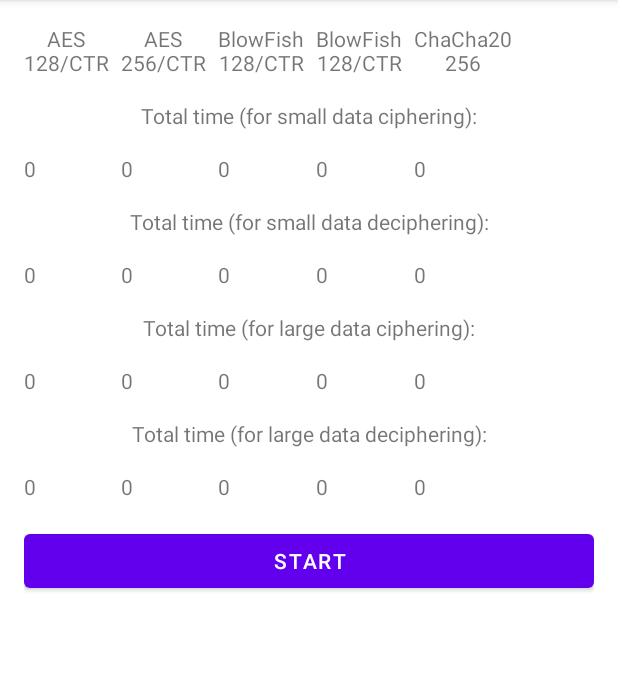
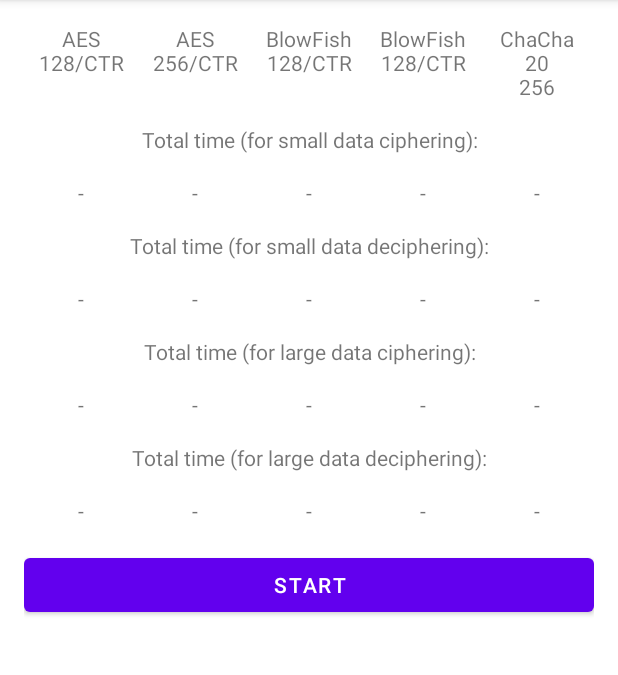
Before and after one commit to marshalmops/CiphersTestingApp, an Android app: the screen it shows after launch (MainActivity), on a phone screen of 412 x 824 dp, the part 84-759 px from its top. Run offline under Robolectric (Android 15) with nearby library versions, the phone set to English and light mode, and no system bars; our stand-ins replace EventBus.

Commit message:
Layout fixed.

```diff
--- a/app/src/main/res/layout/activity_main.xml
+++ b/app/src/main/res/layout/activity_main.xml
@@ -1,298 +1,299 @@
 <?xml version="1.0" encoding="utf-8"?>
-<androidx.constraintlayout.widget.ConstraintLayout
+<GridLayout
     xmlns:android="http://schemas.android.com/apk/res/android"
     xmlns:app="http://schemas.android.com/apk/res-auto"
     android:layout_width="match_parent"
     android:layout_height="match_parent"
+    android:columnCount="5"
+    android:rowCount="11"
     android:padding="16dp">
 
     <TextView
         android:id="@+id/aes_128_caption"
-        android:layout_width="wrap_content"
+        android:layout_width="0dp"
+        android:layout_columnWeight="1"
         android:layout_height="wrap_content"
+        android:layout_marginLeft="@dimen/column_margin"
+        android:layout_marginRight="@dimen/column_margin"
         android:text="@string/aes_128_cipher_caption"
-        android:gravity="center"
-        app:layout_constraintTop_toTopOf="parent"
-        app:layout_constraintLeft_toLeftOf="parent"/>
+        android:gravity="center"/>
 
     <TextView
         android:id="@+id/aes_256_caption"
-        android:layout_width="wrap_content"
+        android:layout_width="0dp"
+        android:layout_columnWeight="1"
         android:layout_height="wrap_content"
-        android:layout_marginLeft="8dp"
+        android:layout_marginLeft="@dimen/column_margin"
+        android:layout_marginRight="@dimen/column_margin"
         android:text="@string/aes_256_cipher_caption"
-        android:gravity="center"
-        app:layout_constraintTop_toTopOf="parent"
-        app:layout_constraintLeft_toRightOf="@id/aes_128_caption"/>
+        android:gravity="center"/>
 
     <TextView
         android:id="@+id/blowfish_128_caption"
-        android:layout_width="wrap_content"
+        android:layout_width="0dp"
+        android:layout_columnWeight="1"
         android:layout_height="wrap_content"
-        android:layout_marginLeft="8dp"
+        android:layout_marginLeft="@dimen/column_margin"
+        android:layout_marginRight="@dimen/column_margin"
         android:text="@string/blowfish_128_cipher_caption"
-        android:gravity="center"
-        app:layout_constraintTop_toTopOf="parent"
-        app:layout_constraintLeft_toRightOf="@id/aes_256_caption"/>
+        android:gravity="center"/>
 
     <TextView
         android:id="@+id/blowfish_256_caption"
-        android:layout_width="wrap_content"
+        android:layout_width="0dp"
+        android:layout_columnWeight="1"
         android:layout_height="wrap_content"
-        android:layout_marginLeft="8dp"
+        android:layout_marginLeft="@dimen/column_margin"
+        android:layout_marginRight="@dimen/column_margin"
         android:text="@string/blowfish_128_cipher_caption"
-        android:gravity="center"
-        app:layout_constraintTop_toTopOf="parent"
-        app:layout_constraintLeft_toRightOf="@id/blowfish_128_caption"/>
+        android:gravity="center"/>
 
     <TextView
         android:id="@+id/chacha20_caption"
-        android:layout_width="wrap_content"
+        android:layout_width="0dp"
+        android:layout_columnWeight="1"
         android:layout_height="wrap_content"
-        android:layout_marginLeft="8dp"
+        android:layout_marginLeft="@dimen/column_margin"
+        android:layout_marginRight="@dimen/column_margin"
         android:text="@string/chacha20_cipher_caption"
-        android:gravity="center"
-        app:layout_constraintTop_toTopOf="parent"
-        app:layout_constraintLeft_toRightOf="@id/blowfish_256_caption"/>
+        android:gravity="center"/>
 
     <!--  Ciphering small data  -->
 
     <TextView
         android:id="@+id/total_time_small_data_cipher_caption"
-        android:layout_width="wrap_content"
         android:layout_height="wrap_content"
-        android:layout_marginTop="16dp"
+        android:layout_width="0dp"
+        android:layout_columnWeight="1"
+        android:layout_marginTop="@dimen/row_margin"
+        android:layout_columnSpan="5"
         android:text="@string/total_time_small_data_cipher_caption"
-        app:layout_constraintTop_toBottomOf="@id/blowfish_128_caption"
-        app:layout_constraintRight_toRightOf="parent"
-        app:layout_constraintLeft_toLeftOf="parent"
+        android:gravity="center"
         />
 
     <TextView
         android:id="@+id/aes_128_small_time_cipher_result"
-        android:layout_width="wrap_content"
+        android:layout_width="0dp"
+        android:layout_columnWeight="1"
         android:layout_height="wrap_content"
-        android:layout_marginTop="16dp"
-        android:text="0"
-        app:layout_constraintTop_toBottomOf="@id/total_time_small_data_cipher_caption"
-        app:layout_constraintLeft_toLeftOf="parent"/>
+        android:layout_marginTop="@dimen/row_margin"
+        android:text="@string/default_total_time_value"
+        android:gravity="center"/>
 
     <TextView
         android:id="@+id/aes_256_small_time_cipher_result"
-        android:layout_width="wrap_content"
+        android:layout_width="0dp"
+        android:layout_columnWeight="1"
         android:layout_height="wrap_content"
-        android:layout_marginTop="16dp"
-        android:text="0"
-        app:layout_constraintTop_toBottomOf="@id/total_time_small_data_cipher_caption"
-        app:layout_constraintLeft_toLeftOf="@id/aes_256_caption"/>
+        android:layout_marginTop="@dimen/row_margin"
+        android:text="@string/default_total_time_value"
+        android:gravity="center"/>
 
     <TextView
         android:id="@+id/blowfish_128_small_time_cipher_result"
-        android:layout_width="wrap_content"
+        android:layout_width="0dp"
+        android:layout_columnWeight="1"
         android:layout_height="wrap_content"
-        android:layout_marginTop="16dp"
-        android:text="0"
-        app:layout_constraintTop_toBottomOf="@id/total_time_small_data_cipher_caption"
-        app:layout_constraintLeft_toLeftOf="@id/blowfish_128_caption"/>
+        android:layout_marginTop="@dimen/row_margin"
+        android:text="@string/default_total_time_value"
+        android:gravity="center"/>
 
     <TextView
         android:id="@+id/blowfish_256_small_time_cipher_result"
-        android:layout_width="wrap_content"
+        android:layout_width="0dp"
+        android:layout_columnWeight="1"
         android:layout_height="wrap_content"
-        android:layout_marginTop="16dp"
-        android:text="0"
-        app:layout_constraintTop_toBottomOf="@id/total_time_small_data_cipher_caption"
-        app:layout_constraintLeft_toLeftOf="@id/blowfish_256_caption"/>
+        android:layout_marginTop="@dimen/row_margin"
+        android:text="@string/default_total_time_value"
+        android:gravity="center"/>
 
     <TextView
         android:id="@+id/chacha20_small_time_cipher_result"
-        android:layout_width="wrap_content"
+        android:layout_width="0dp"
+        android:layout_columnWeight="1"
         android:layout_height="wrap_content"
-        android:layout_marginTop="16dp"
-        android:text="0"
-        app:layout_constraintTop_toBottomOf="@id/total_time_small_data_cipher_caption"
-        app:layout_constraintLeft_toLeftOf="@id/chacha20_caption"/>
+        android:layout_marginTop="@dimen/row_margin"
+        android:text="@string/default_total_time_value"
+        android:gravity="center"/>
 
     <!--  Deciphering small data  -->
 
     <TextView
         android:id="@+id/total_time_small_data_decipher_caption"
-        android:layout_width="wrap_content"
+        android:layout_width="0dp"
+        android:layout_columnWeight="1"
         android:layout_height="wrap_content"
-        android:layout_marginTop="16dp"
+        android:layout_marginTop="@dimen/row_margin"
+        android:layout_columnSpan="5"
         android:text="@string/total_time_small_data_decipher_caption"
-        app:layout_constraintTop_toBottomOf="@id/blowfish_128_small_time_cipher_result"
-        app:layout_constraintRight_toRightOf="parent"
-        app:layout_constraintLeft_toLeftOf="parent"
-        />
+        android:gravity="center"/>
 
     <TextView
         android:id="@+id/aes_128_small_time_decipher_result"
-        android:layout_width="wrap_content"
+        android:layout_width="0dp"
+        android:layout_columnWeight="1"
         android:layout_height="wrap_content"
-        android:layout_marginTop="16dp"
-        android:text="0"
-        app:layout_constraintTop_toBottomOf="@id/total_time_small_data_decipher_caption"
-        app:layout_constraintLeft_toLeftOf="parent"/>
+        android:layout_marginTop="@dimen/row_margin"
+        android:text="@string/default_total_time_value"
+        android:gravity="center"/>
 
     <TextView
         android:id="@+id/aes_256_small_time_decipher_result"
-        android:layout_width="wrap_content"
+        android:layout_width="0dp"
+        android:layout_columnWeight="1"
         android:layout_height="wrap_content"
-        android:layout_marginTop="16dp"
-        android:text="0"
-        app:layout_constraintTop_toBottomOf="@id/total_time_small_data_decipher_caption"
-        app:layout_constraintLeft_toLeftOf="@id/aes_256_caption"/>
+        android:layout_marginTop="@dimen/row_margin"
+        android:text="@string/default_total_time_value"
+        android:gravity="center"/>
 
     <TextView
         android:id="@+id/blowfish_128_small_time_decipher_result"
-        android:layout_width="wrap_content"
+        android:layout_width="0dp"
+        android:layout_columnWeight="1"
         android:layout_height="wrap_content"
-        android:layout_marginTop="16dp"
-        android:text="0"
-        app:layout_constraintTop_toBottomOf="@id/total_time_small_data_decipher_caption"
-        app:layout_constraintLeft_toLeftOf="@id/blowfish_128_caption"/>
+        android:layout_marginTop="@dimen/row_margin"
+        android:text="@string/default_total_time_value"
+        android:gravity="center"/>
 
     <TextView
         android:id="@+id/blowfish_256_small_time_decipher_result"
-        android:layout_width="wrap_content"
+        android:layout_width="0dp"
+        android:layout_columnWeight="1"
         android:layout_height="wrap_content"
-        android:layout_marginTop="16dp"
-        android:text="0"
-        app:layout_constraintTop_toBottomOf="@id/total_time_small_data_decipher_caption"
-        app:layout_constraintLeft_toLeftOf="@id/blowfish_256_caption"/>
+        android:layout_marginTop="@dimen/row_margin"
+        android:text="@string/default_total_time_value"
+        android:gravity="center"/>
 
     <TextView
         android:id="@+id/chacha20_small_time_decipher_result"
-        android:layout_width="wrap_content"
+        android:layout_width="0dp"
+        android:layout_columnWeight="1"
         android:layout_height="wrap_content"
-        android:layout_marginTop="16dp"
-        android:text="0"
-        app:layout_constraintTop_toBottomOf="@id/total_time_small_data_decipher_caption"
-        app:layout_constraintLeft_toLeftOf="@id/chacha20_caption"/>
+        android:layout_marginTop="@dimen/row_margin"
+        android:text="@string/default_total_time_value"
+        android:gravity="center"/>
 
     <!--  Ciphering large data  -->
 
     <TextView
         android:id="@+id/total_time_large_data_cipher_caption"
-        android:layout_width="wrap_content"
+        android:layout_width="0dp"
+        android:layout_columnWeight="1"
         android:layout_height="wrap_content"
-        android:layout_marginTop="16dp"
+        android:layout_marginTop="@dimen/row_margin"
+        android:layout_columnSpan="5"
         android:text="@string/total_time_large_data_cipher_caption"
-        app:layout_constraintTop_toBottomOf="@id/blowfish_128_small_time_decipher_result"
-        app:layout_constraintRight_toRightOf="parent"
-        app:layout_constraintLeft_toLeftOf="parent"
-        />
+        android:gravity="center"/>
 
     <TextView
         android:id="@+id/aes_128_large_time_cipher_result"
-        android:layout_width="wrap_content"
+        android:layout_width="0dp"
+        android:layout_columnWeight="1"
         android:layout_height="wrap_content"
-        android:layout_marginTop="16dp"
-        android:text="0"
-        app:layout_constraintTop_toBottomOf="@id/total_time_large_data_cipher_caption"
-        app:layout_constraintLeft_toLeftOf="parent"/>
+        android:layout_marginTop="@dimen/row_margin"
+        android:text="@string/default_total_time_value"
+        android:gravity="center"/>
 
     <TextView
         android:id="@+id/aes_256_large_time_cipher_result"
-        android:layout_width="wrap_content"
+        android:layout_width="0dp"
+        android:layout_columnWeight="1"
         android:layout_height="wrap_content"
-        android:layout_marginTop="16dp"
-        android:text="0"
-        app:layout_constraintTop_toBottomOf="@id/total_time_large_data_cipher_caption"
-        app:layout_constraintLeft_toLeftOf="@id/aes_256_caption"/>
+        android:layout_marginTop="@dimen/row_margin"
+        android:text="@string/default_total_time_value"
+        android:gravity="center"/>
 
     <TextView
         android:id="@+id/blowfish_128_large_time_cipher_result"
-        android:layout_width="wrap_content"
+        android:layout_width="0dp"
+        android:layout_columnWeight="1"
         android:layout_height="wrap_content"
-        android:layout_marginTop="16dp"
-        android:text="0"
-        app:layout_constraintTop_toBottomOf="@id/total_time_large_data_cipher_caption"
-        app:layout_constraintLeft_toLeftOf="@id/blowfish_128_caption"/>
+        android:layout_marginTop="@dimen/row_margin"
+        android:text="@string/default_total_time_value"
+        android:gravity="center"/>
 
     <TextView
         android:id="@+id/blowfish_256_large_time_cipher_result"
-        android:layout_width="wrap_content"
+        android:layout_width="0dp"
+        android:layout_columnWeight="1"
         android:layout_height="wrap_content"
-        android:layout_marginTop="16dp"
-        android:text="0"
-        app:layout_constraintTop_toBottomOf="@id/total_time_large_data_cipher_caption"
-        app:layout_constraintLeft_toLeftOf="@id/blowfish_256_caption"/>
+        android:layout_marginTop="@dimen/row_margin"
+        android:text="@string/default_total_time_value"
+        android:gravity="center"/>
 
     <TextView
         android:id="@+id/chacha20_large_time_cipher_result"
-        android:layout_width="wrap_content"
+        android:layout_width="0dp"
+        android:layout_columnWeight="1"
         android:layout_height="wrap_content"
-        android:layout_marginTop="16dp"
-        android:text="0"
-        app:layout_constraintTop_toBottomOf="@id/total_time_large_data_cipher_caption"
-        app:layout_constraintLeft_toLeftOf="@id/chacha20_caption"/>
+        android:layout_marginTop="@dimen/row_margin"
+        android:text="@string/default_total_time_value"
+        android:gravity="center"/>
 
     <!--  Deciphering large data  -->
 
     <TextView
         android:id="@+id/total_time_large_data_decipher_caption"
-        android:layout_width="wrap_content"
+        android:layout_width="0dp"
+        android:layout_columnWeight="1"
         android:layout_height="wrap_content"
-        android:layout_marginTop="16dp"
+        android:layout_marginTop="@dimen/row_margin"
+        android:layout_columnSpan="5"
         android:text="@string/total_time_large_data_decipher_caption"
-        app:layout_constraintTop_toBottomOf="@id/blowfish_128_large_time_cipher_result"
-        app:layout_constraintRight_toRightOf="parent"
-        app:layout_constraintLeft_toLeftOf="parent"
-        />
+        android:gravity="center"/>
 
     <TextView
         android:id="@+id/aes_128_large_time_decipher_result"
-        android:layout_width="wrap_content"
+        android:layout_width="0dp"
+        android:layout_columnWeight="1"
         android:layout_height="wrap_content"
-        android:layout_marginTop="16dp"
-        android:text="0"
-        app:layout_constraintTop_toBottomOf="@id/total_time_large_data_decipher_caption"
-        app:layout_constraintLeft_toLeftOf="parent"/>
+        android:layout_marginTop="@dimen/row_margin"
+        android:text="@string/default_total_time_value"
+        android:gravity="center"/>
 
     <TextView
         android:id="@+id/aes_256_large_time_decipher_result"
-        android:layout_width="wrap_content"
+        android:layout_width="0dp"
+        android:layout_columnWeight="1"
         android:layout_height="wrap_content"
-        android:layout_marginTop="16dp"
-        android:text="0"
-        app:layout_constraintTop_toBottomOf="@id/total_time_large_data_decipher_caption"
-        app:layout_constraintLeft_toLeftOf="@id/aes_256_caption"/>
+        android:layout_marginTop="@dimen/row_margin"
+        android:text="@string/default_total_time_value"
+        android:gravity="center"/>
 
     <TextView
         android:id="@+id/blowfish_128_large_time_decipher_result"
-        android:layout_width="wrap_content"
+        android:layout_width="0dp"
+        android:layout_columnWeight="1"
         android:layout_height="wrap_content"
-        android:layout_marginTop="16dp"
-        android:text="0"
-        app:layout_constraintTop_toBottomOf="@id/total_time_large_data_decipher_caption"
-        app:layout_constraintLeft_toLeftOf="@id/blowfish_128_caption"/>
+        android:layout_marginTop="@dimen/row_margin"
+        android:text="@string/default_total_time_value"
+        android:gravity="center"/>
 
     <TextView
         android:id="@+id/blowfish_256_large_time_decipher_result"
-        android:layout_width="wrap_content"
+        android:layout_width="0dp"
+        android:layout_columnWeight="1"
         android:layout_height="wrap_content"
-        android:layout_marginTop="16dp"
-        android:text="0"
-        app:layout_constraintTop_toBottomOf="@id/total_time_large_data_decipher_caption"
-        app:layout_constraintLeft_toLeftOf="@id/blowfish_256_caption"/>
+        android:layout_marginTop="@dimen/row_margin"
+        android:text="@string/default_total_time_value"
+        android:gravity="center"/>
 
     <TextView
         android:id="@+id/chacha20_large_time_decipher_result"
-        android:layout_width="wrap_content"
+        android:layout_width="0dp"
+        android:layout_columnWeight="1"
         android:layout_height="wrap_content"
-        android:layout_marginTop="16dp"
-        android:text="0"
-        app:layout_constraintTop_toBottomOf="@id/total_time_large_data_decipher_caption"
-        app:layout_constraintLeft_toLeftOf="@id/chacha20_caption"/>
+        android:layout_marginTop="@dimen/row_margin"
+        android:text="@string/default_total_time_value"
+        android:gravity="center"/>
 
     <Button
         android:id="@+id/start_button"
-        android:layout_width="match_parent"
+        android:layout_width="0dp"
+        android:layout_columnWeight="1"
         android:layout_height="wrap_content"
-        android:layout_marginTop="16dp"
-        app:layout_constraintTop_toBottomOf="@id/blowfish_128_large_time_decipher_result"
+        android:layout_marginTop="@dimen/row_margin"
+        android:layout_columnSpan="5"
         android:text="@string/start_button_caption"/>
 
-</androidx.constraintlayout.widget.ConstraintLayout>
+</GridLayout>
--- /dev/null
+++ b/app/src/main/res/values/dimens.xml
@@ -0,0 +1,5 @@
+<?xml version="1.0" encoding="utf-8"?>
+<resources>
+    <dimen name="column_margin">4dp</dimen>
+    <dimen name="row_margin">16dp</dimen>
+</resources>
--- a/app/src/main/res/values/strings.xml
+++ b/app/src/main/res/values/strings.xml
@@ -5,7 +5,9 @@
     <string name="aes_256_cipher_caption">AES\n256/CTR</string>
     <string name="blowfish_128_cipher_caption">BlowFish\n128/CTR</string>
     <string name="blowfish_256_cipher_caption">BlowFish\n256/CTR</string>
-    <string name="chacha20_cipher_caption">ChaCha20\n256</string>
+    <string name="chacha20_cipher_caption">ChaCha\n20\n256</string>
+
+    <string name="default_total_time_value">-</string>
 
     <string name="total_time_small_data_cipher_caption">Total time (for small data ciphering):</string>
     <string name="total_time_small_data_decipher_caption">Total time (for small data deciphering):</string>
```
